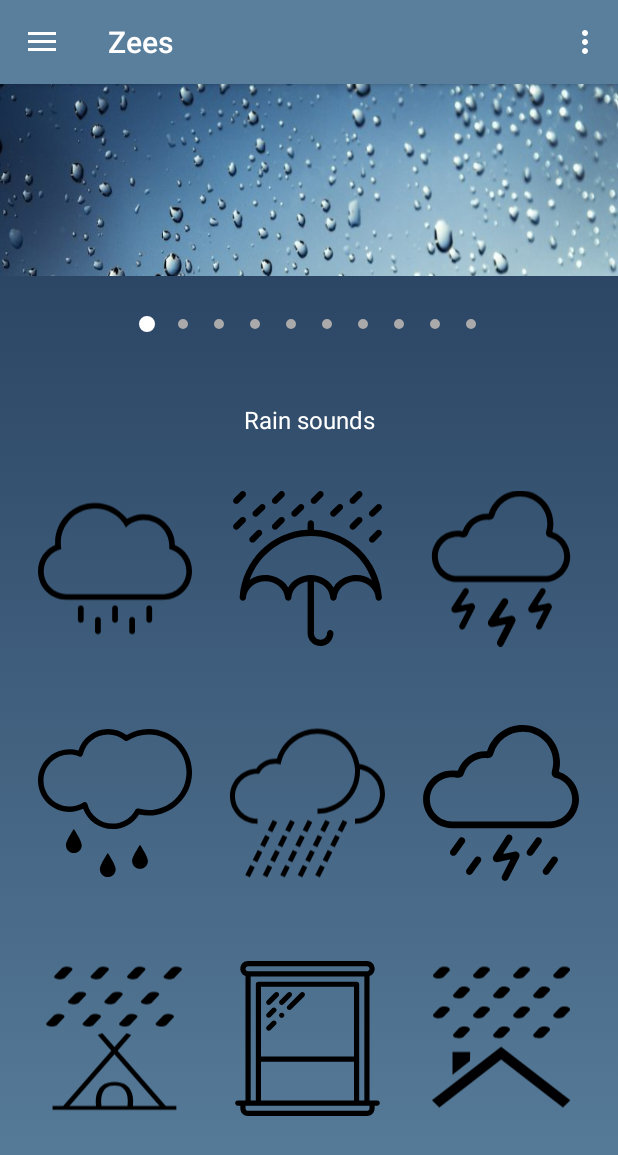
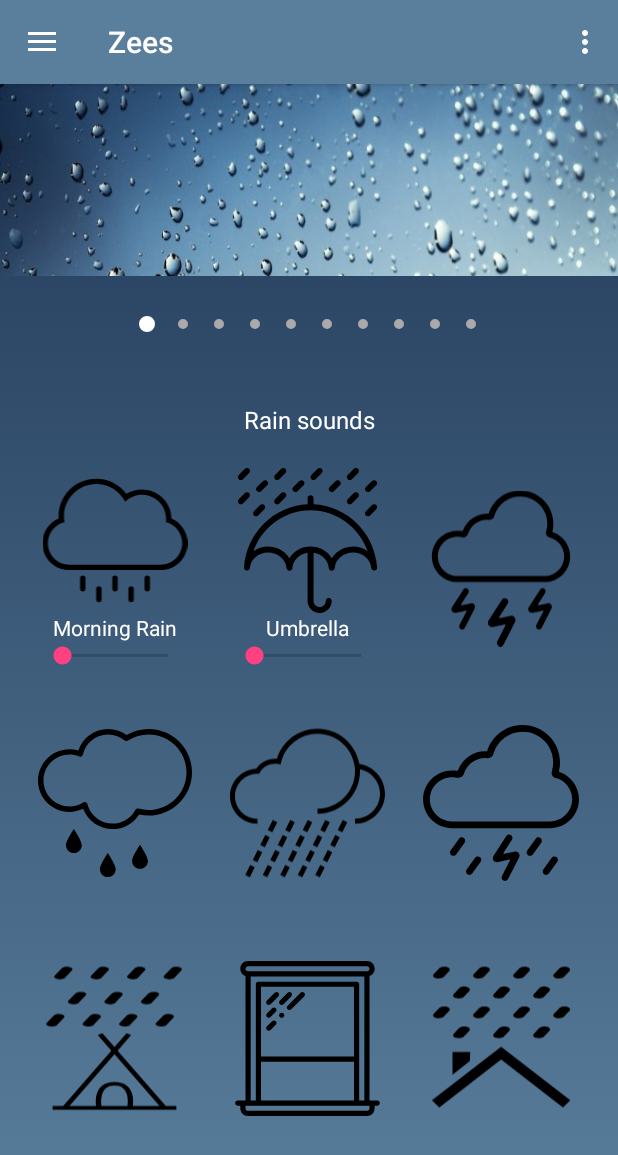
Before and after one commit to thaotonto/Zees, an Android app: the screen it shows after launch (MainActivity), on a phone screen of 412 x 824 dp. Shown: the top 1155 px of the screen. Run offline under Robolectric (Android 15) with nearby library versions, the phone set to English and light mode, and no system bars.

Commit message:
added Sound

```diff
--- a/app/src/main/java/com/example/tonto/zees/MainActivity.java
+++ b/app/src/main/java/com/example/tonto/zees/MainActivity.java
@@ -16,8 +16,11 @@ import android.support.v7.app.AppCompatActivity;
 import android.support.v7.widget.Toolbar;
 import android.view.Menu;
 import android.view.MenuItem;
+import android.view.View;
 import android.widget.ImageView;
 import android.widget.TextView;
+
+import com.example.tonto.zees.sounds.SoundManager;
 
 public class MainActivity extends AppCompatActivity
         implements NavigationView.OnNavigationItemSelectedListener {
@@ -103,7 +106,7 @@ public class MainActivity extends AppCompatActivity
         mPager = (ViewPager) findViewById(R.id.view_pager);
         mPagerAdapter = new ScreenSlidePagerAdapter(getSupportFragmentManager(), this);
         mPager.setAdapter(mPagerAdapter);
-        mPager.setPageTransformer(true,new PageTransformer());
+        mPager.setPageTransformer(true, new PageTransformer());
         mPager.setOnPageChangeListener(new ViewPager.OnPageChangeListener() {
             @Override
             public void onPageScrolled(int position, float positionOffset, int positionOffsetPixels) {
@@ -200,9 +203,13 @@ public class MainActivity extends AppCompatActivity
         top.setImageResource(images[position]);
     }
 
-    public void setBackground(int position){
+    public void setBackground(int position) {
         background.setImageResource(backgrounds[position]);
         if (toolbar != null)
             toolbar.setBackground(actionBarColorCodes[position]);
     }
+
+    public void viewClicked(View v) {
+        SoundManager.playSound(v.getTag().toString());
+    }
 }
--- a/app/src/main/java/com/example/tonto/zees/RainSounds.java
+++ b/app/src/main/java/com/example/tonto/zees/RainSounds.java
@@ -4,22 +4,44 @@ import android.support.v4.app.Fragment;
 import android.os.Bundle;
 import android.support.annotation.Nullable;
 import android.view.LayoutInflater;
+import android.view.MotionEvent;
 import android.view.View;
 import android.view.ViewGroup;
+import android.widget.ImageView;
+
+import com.example.tonto.zees.sounds.SoundManager;
+
+import java.util.List;
 
 /**
  * Created by Hoang on 4/18/2017.
  */
 
 public class RainSounds extends Fragment {
+//    private List<PressedKeyInfo> pressedKeyInfoList;
+    private String[] listSounds = {
+            "morning_rain",
+            "umbrella"
+//            "thunders",
+//            "light",
+//            "heavy",
+//            "distant_thunder",
+//            "tent",
+//            "window",
+//            "roof"
+    };
+
     @Override
     public void onCreate(@Nullable Bundle savedInstanceState) {
         super.onCreate(savedInstanceState);
+        SoundManager.loadSoundIntoList(getContext(), "rain", listSounds);
     }
 
     @Nullable
     @Override
     public View onCreateView(LayoutInflater inflater, @Nullable ViewGroup container, Bundle savedInstanceState) {
-        return inflater.inflate(R.layout.rain_sounds,container,false);
+        View view = inflater.inflate(R.layout.rain_sounds, container, false);
+        return view;
     }
+
 }
--- /dev/null
+++ b/app/src/main/java/com/example/tonto/zees/sounds/SoundManager.java
@@ -0,0 +1,58 @@
+package com.example.tonto.zees.sounds;
+
+import android.content.Context;
+import android.media.SoundPool;
+
+import java.util.ArrayList;
+import java.util.HashMap;
+import java.util.Iterator;
+
+import static android.media.AudioManager.STREAM_MUSIC;
+
+/**
+ * Created by tonto on 4/19/2017.
+ */
+
+public class SoundManager {
+    private static int MAX_STREAMS = 90;
+    public static SoundPool soundPool = new SoundPool(MAX_STREAMS, STREAM_MUSIC, 0);
+    public static ArrayList<Integer> soundIDList = new ArrayList<>();
+    private static int STREAM_COUNT;
+    static HashMap<String, Integer> listSoundID = new HashMap<>();
+    private static ArrayList<Integer> streamIDs = new ArrayList<>();
+    private static int streamID;
+    private static ArrayList<String> playingSounds = new ArrayList<>();
+
+    public static void loadSoundIntoList(Context context, String soundPacket, String[] soundPack) {
+        for (int i = 1; i <= soundPack.length; i++) {
+            int resIDSound = context.getResources().getIdentifier(soundPacket + "_" + soundPack[i - 1], "raw", context.getPackageName());
+            listSoundID.put(soundPack[i - 1], STREAM_COUNT);
+            STREAM_COUNT++;
+            int soundPoolID = soundPool.load(context, resIDSound, 1);
+            soundIDList.add(soundPoolID);
+        }
+    }
+
+
+    public static void playSound(String string) {
+        boolean playing = false;
+        Iterator<String> iterator = playingSounds.iterator();
+        Iterator<Integer> iteratorStreamIDs = streamIDs.iterator();
+        while (iterator.hasNext()) {
+            Integer streamID = iteratorStreamIDs.next();
+            String playingSound = iterator.next();
+            if (playingSound.equals(string)) {
+                soundPool.stop(streamID);
+                playing = true;
+                iteratorStreamIDs.remove();
+                iterator.remove();
+            }
+        }
+        if (!playing) {
+            streamID = soundPool.play(soundIDList.get(listSoundID.get(string)), 1.f, 1.f, 1, -1, 1.0f);
+            streamIDs.add(streamID);
+            playingSounds.add(string);
+        }
+    }
+
+}
--- a/app/src/main/res/layout/rain_sounds.xml
+++ b/app/src/main/res/layout/rain_sounds.xml
@@ -25,26 +25,71 @@
                 android:layout_height="match_parent"
                 android:layout_weight="1"></View>
 
-                <ImageView
-                    android:id="@+id/morning_rain"
+            <LinearLayout
                 android:layout_width="0dp"
                 android:layout_height="match_parent"
                 android:layout_weight="4"
-                    android:src="@drawable/ic_rain_morning" />
+                android:orientation="vertical">
+
+                <ImageView
+                    android:id="@+id/morning_rain"
+                    android:layout_width="match_parent"
+                    android:layout_height="0dp"
+                    android:layout_weight="3"
+                    android:onClick="viewClicked"
+                    android:src="@drawable/ic_rain_morning"
+                    android:tag="morning_rain" />
+
+                <TextView
+                    android:layout_width="match_parent"
+                    android:layout_height="wrap_content"
+                    android:gravity="center"
+                    android:text="Morning Rain"
+                    android:textColor="@android:color/white" />
+
+                <SeekBar
+                    android:id="@+id/sb_morning_rain"
+                    android:layout_gravity="fill"
+                    android:layout_width="match_parent"
+                    android:layout_height="wrap_content" />
+
+            </LinearLayout>
+
 
             <View
                 android:layout_width="0dp"
                 android:layout_height="match_parent"
                 android:layout_weight="1"></View>
 
-
+            <LinearLayout
+                android:layout_width="0dp"
+                android:layout_height="match_parent"
+                android:layout_weight="4"
+                android:orientation="vertical">
                 <ImageView
 
                     android:id="@+id/umbrella"
-                    android:layout_width="0dp"
-                    android:layout_height="match_parent"
+                    android:layout_width="match_parent"
+                    android:layout_height="0dp"
                     android:layout_weight="4"
+                    android:onClick="viewClicked"
+                    android:tag="umbrella"
                     android:src="@drawable/ic_rain_umbrella" />
+
+                <TextView
+                    android:layout_width="match_parent"
+                    android:layout_height="wrap_content"
+                    android:gravity="center"
+                    android:text="Umbrella"
+                    android:textColor="@android:color/white" />
+
+                <SeekBar
+                    android:id="@+id/sb_umbrella"
+                    android:layout_gravity="fill"
+                    android:layout_width="match_parent"
+                    android:layout_height="wrap_content" />
+
+            </LinearLayout>
 
             <View
                 android:layout_width="0dp"
```
Lines whose indentation alone changed are shown as unchanged.
